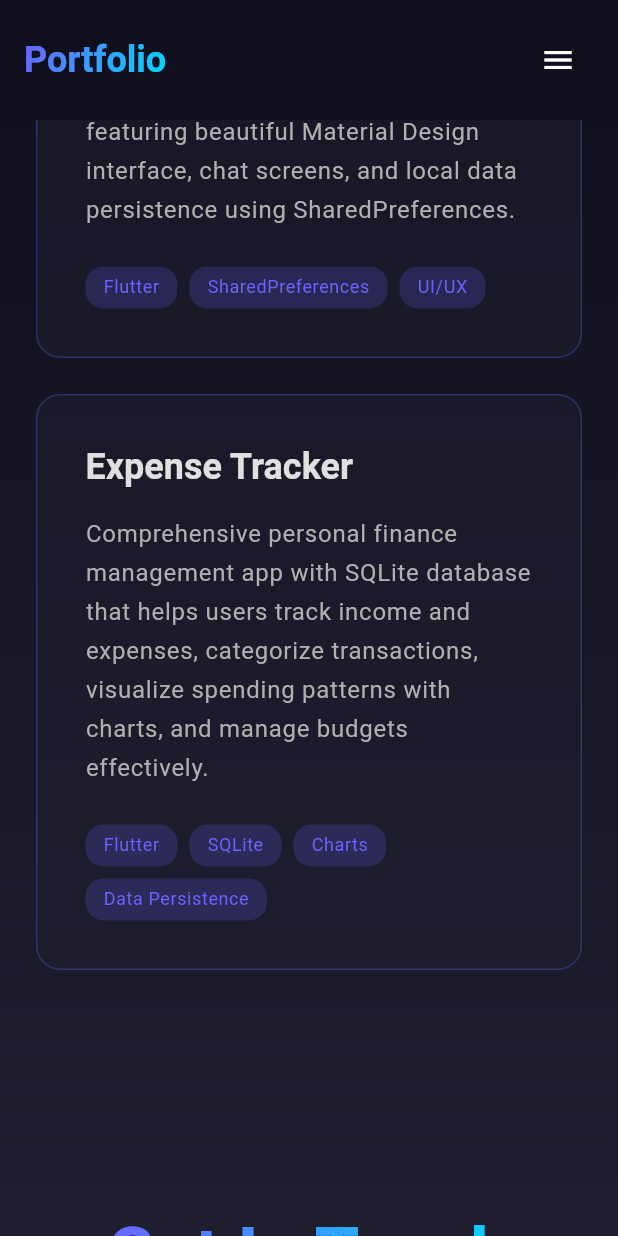
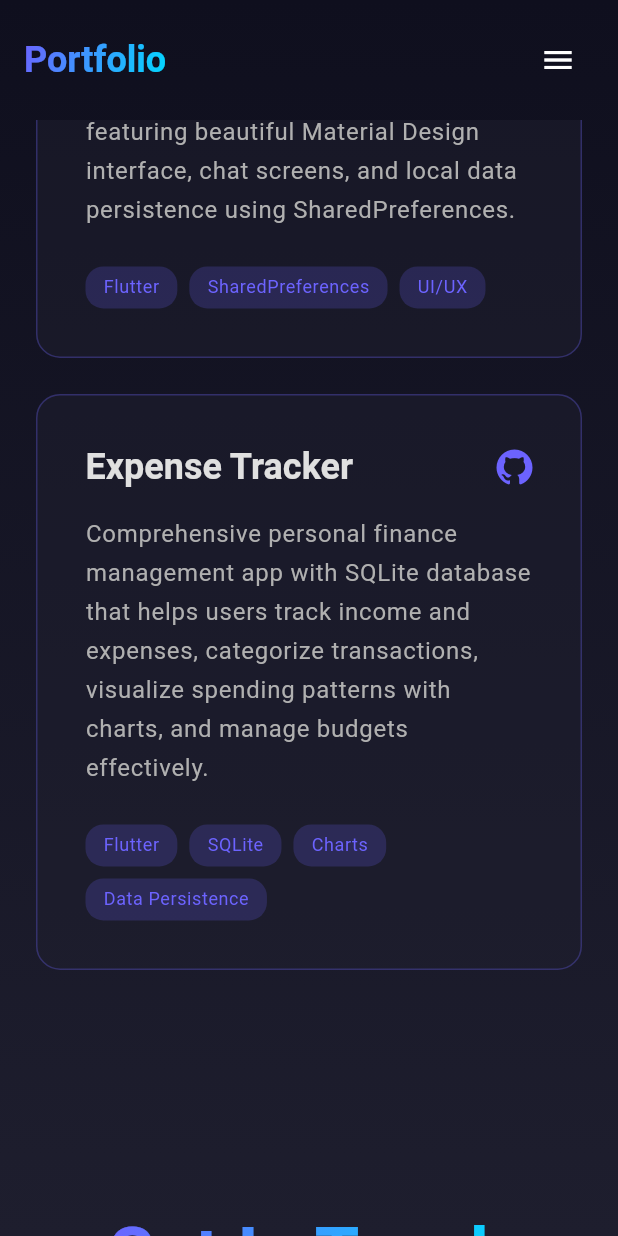
Before and after one commit to amar752/responsiveportfolio, a Flutter app: the screen it shows after launch, scrolled down 2880 dp, on a phone screen of 412 x 824 dp. Run offline on Flutter 3.47's test engine with Material 3 defaults, Android fonts, the phone set to English and light mode, and no system bars; our stand-ins replace font_awesome_flutter.

Commit message:
Add clickable GitHub link to Expense Tracker project card

```diff
--- a/lib/main.dart
+++ b/lib/main.dart
@@ -383,6 +383,7 @@ class _HomePageState extends State<HomePage> {
                       'Comprehensive personal finance management app with SQLite database that helps users track income and expenses, '
                       'categorize transactions, visualize spending patterns with charts, and manage budgets effectively.',
                       ['Flutter', 'SQLite', 'Charts', 'Data Persistence'],
+                      githubUrl: 'https://github.com/amar752/expensetracker2',
                     ),
                   ],
                 )
@@ -404,6 +405,7 @@ class _HomePageState extends State<HomePage> {
                         'Comprehensive personal finance management app with SQLite database that helps users track income and expenses, '
                         'categorize transactions, visualize spending patterns with charts, and manage budgets effectively.',
                         ['Flutter', 'SQLite', 'Charts', 'Data Persistence'],
+                        githubUrl: 'https://github.com/amar752/expensetracker2',
                       ),
                     ),
                   ],
@@ -416,9 +418,10 @@ class _HomePageState extends State<HomePage> {
   Widget _buildProjectCard(
     String title,
     String description,
-    List<String> technologies,
-  ) {
-    return Container(
+    List<String> technologies, {
+    String? githubUrl,
+  }) {
+    final cardContent = Container(
       padding: const EdgeInsets.all(32),
       decoration: BoxDecoration(
         color: AppTheme.surfaceColor.withOpacity(0.5),
@@ -428,9 +431,22 @@ class _HomePageState extends State<HomePage> {
       child: Column(
         crossAxisAlignment: CrossAxisAlignment.start,
         children: [
-          Text(
-            title,
-            style: Theme.of(context).textTheme.headlineSmall,
+          Row(
+            mainAxisAlignment: MainAxisAlignment.spaceBetween,
+            children: [
+              Expanded(
+                child: Text(
+                  title,
+                  style: Theme.of(context).textTheme.headlineSmall,
+                ),
+              ),
+              if (githubUrl != null)
+                FaIcon(
+                  FontAwesomeIcons.github,
+                  color: AppTheme.primaryColor,
+                  size: 24,
+                ),
+            ],
           ),
           const SizedBox(height: 16),
           Text(
@@ -466,6 +482,19 @@ class _HomePageState extends State<HomePage> {
         ],
       ),
     );
+
+    if (githubUrl != null) {
+      return InkWell(
+        onTap: () => launchUrl(
+          Uri.parse(githubUrl),
+          mode: LaunchMode.externalApplication,
+        ),
+        borderRadius: BorderRadius.circular(16),
+        child: cardContent,
+      );
+    }
+
+    return cardContent;
   }
 
   Widget _buildContactSection() {
```
